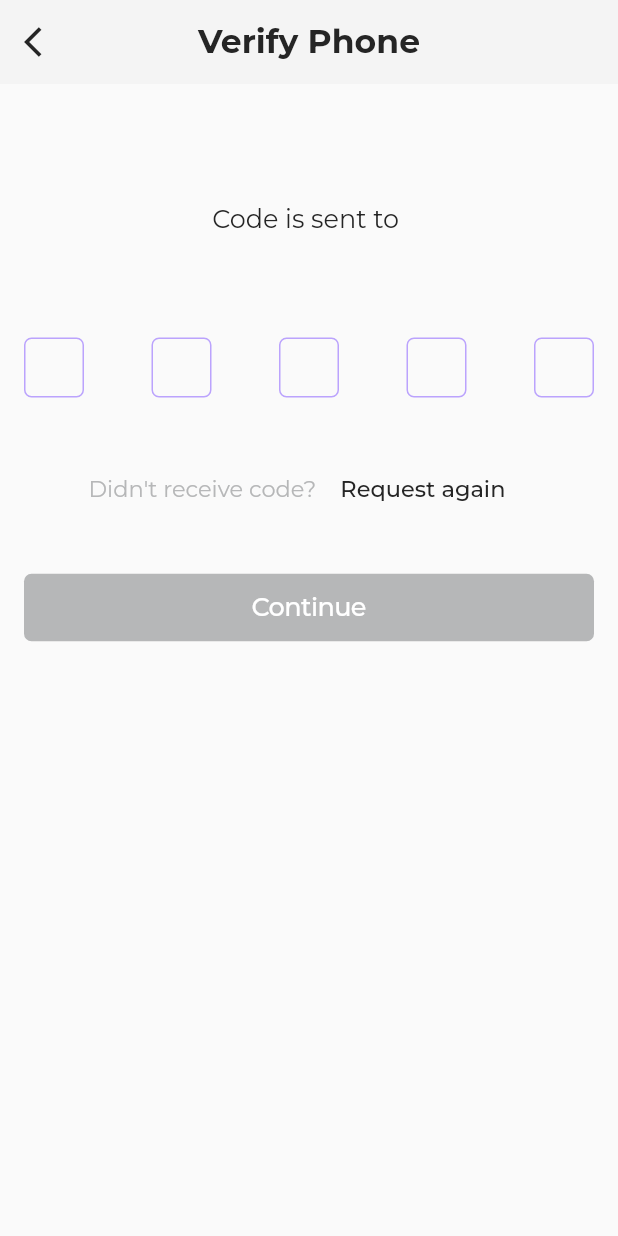
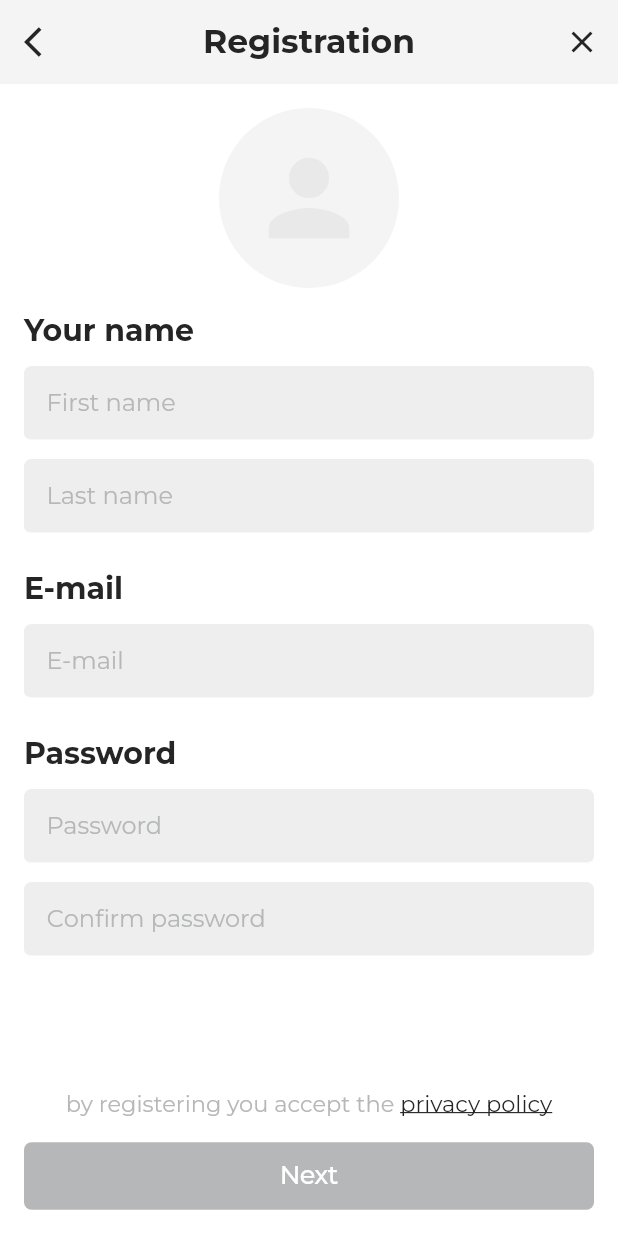
Before and after one commit to overdrowe/easy_hire, a Flutter app: the VerifyPhonePage screen opened directly with empty values, after a tap on "Continue", on a phone screen of 412 x 824 dp. Run offline on Flutter 3.47's test engine with Material 2 defaults, Android fonts, the phone set to English and light mode, and no system bars; our stand-ins replace google_fonts, pinput.

Commit message:
Added verified page and first registration page

```diff
--- /dev/null
+++ b/lib/pages/registration_page.dart
@@ -0,0 +1,200 @@
+import 'package:easy_hire/widgets/custom_button.dart';
+import 'package:flutter/material.dart';
+import 'package:google_fonts/google_fonts.dart';
+
+class RegistrationPage extends StatefulWidget {
+  @override
+  _RegistrationPageState createState() => _RegistrationPageState();
+}
+
+class _RegistrationPageState extends State<RegistrationPage> {
+  Widget textFieldStyle(String hintText) {
+    return Container(
+      padding: EdgeInsets.only(bottom: 12),
+      child: TextField(
+        decoration: InputDecoration(
+            filled: true,
+            fillColor: Colors.grey[200],
+            hintText: hintText,
+            hintStyle: GoogleFonts.montserrat(color: Color(0xFFB6B7B8)),
+            contentPadding: EdgeInsets.all(15),
+            focusedBorder: UnderlineInputBorder(
+              borderSide: BorderSide(color: Colors.white),
+              borderRadius: BorderRadius.circular(5),
+            ),
+            enabledBorder: UnderlineInputBorder(
+              borderSide: BorderSide(color: Colors.white),
+              borderRadius: BorderRadius.circular(5),
+            )),
+      ),
+    );
+  }
+
+  Widget passwordTextFieldStyle(String hintText) {
+    return Container(
+      padding: EdgeInsets.only(bottom: 12),
+      child: TextField(
+        obscureText: true,
+        decoration: InputDecoration(
+            filled: true,
+            fillColor: Colors.grey[200],
+            hintText: hintText,
+            hintStyle: GoogleFonts.montserrat(color: Color(0xFFB6B7B8)),
+            contentPadding: EdgeInsets.all(15),
+            focusedBorder: UnderlineInputBorder(
+              borderSide: BorderSide(color: Colors.white),
+              borderRadius: BorderRadius.circular(5),
+            ),
+            enabledBorder: UnderlineInputBorder(
+              borderSide: BorderSide(color: Colors.white),
+              borderRadius: BorderRadius.circular(5),
+            )),
+      ),
+    );
+  }
+
+  @override
+  Widget build(BuildContext context) {
+    return Scaffold(
+      backgroundColor: Colors.white,
+      appBar: AppBar(
+        leading: FlatButton(
+          child: Icon(
+            Icons.arrow_back_ios,
+            color: Color(0xFF252525),
+          ),
+          onPressed: () {
+            Navigator.of(context).pop();
+          },
+        ),
+        actions: [
+          IconButton(
+            icon: Icon(
+              Icons.close,
+              color: Color(0xFF252525),
+            ),
+            onPressed: () {
+              Navigator.of(context).pop();
+            },
+          )
+        ],
+        elevation: 0,
+        title: Text(
+          "Registration",
+          style: GoogleFonts.montserrat(
+            fontSize: 22,
+            fontWeight: FontWeight.bold,
+            color: Color(0xFF252525),
+          ),
+        ),
+        backgroundColor: Color(0xFFF4F4F4),
+        centerTitle: true,
+      ),
+      body: Column(
+        mainAxisAlignment: MainAxisAlignment.spaceBetween,
+        children: [
+          Expanded(
+            child: SingleChildScrollView(
+              child: Container(
+                padding: EdgeInsets.symmetric(horizontal: 16, vertical: 16),
+                child: Column(
+                  crossAxisAlignment: CrossAxisAlignment.stretch,
+                  children: [
+                    Row(
+                      mainAxisAlignment: MainAxisAlignment.center,
+                      children: [
+                        SizedBox(height: 16),
+                        Container(
+                            padding: EdgeInsets.all(20),
+                            decoration: BoxDecoration(
+                                color: Color(0xFFF4F4F4),
+                                shape: BoxShape.circle),
+                            child: Icon(
+                              Icons.person,
+                              color: Color(0xFFE9E9E9),
+                              size: 80,
+                            )),
+                      ],
+                    ),
+                    SizedBox(height: 16),
+                    Text(
+                      "Your name",
+                      style: GoogleFonts.montserrat(
+                        fontSize: 20,
+                        fontWeight: FontWeight.bold,
+                        color: Color(0xFF252525),
+                      ),
+                    ),
+                    SizedBox(height: 12),
+                    textFieldStyle("First name"),
+                    textFieldStyle("Last name"),
+                    SizedBox(height: 12),
+                    Text(
+                      "E-mail",
+                      style: GoogleFonts.montserrat(
+                        fontSize: 20,
+                        fontWeight: FontWeight.bold,
+                        color: Color(0xFF252525),
+                      ),
+                    ),
+                    SizedBox(height: 12),
+                    textFieldStyle("E-mail"),
+                    SizedBox(height: 12),
+                    Text(
+                      "Password",
+                      style: GoogleFonts.montserrat(
+                        fontSize: 20,
+                        fontWeight: FontWeight.bold,
+                        color: Color(0xFF252525),
+                      ),
+                    ),
+                    SizedBox(height: 12),
+                    passwordTextFieldStyle("Password"),
+                    passwordTextFieldStyle("Сonfirm password"),
+                  ],
+                ),
+              ),
+            ),
+          ),
+          Container(
+            padding: EdgeInsets.symmetric(horizontal: 16, vertical: 16),
+            child: Column(
+              crossAxisAlignment: CrossAxisAlignment.stretch,
+              children: [
+                SizedBox(height: 12),
+                Row(
+                  mainAxisAlignment: MainAxisAlignment.center,
+                  children: [
+                    Text(
+                      "by registering you accept the ",
+                      style: GoogleFonts.montserrat(
+                        fontSize: 15,
+                        color: Color(0xFFB6B7B8),
+                      ),
+                    ),
+                    GestureDetector(
+                      child: Text(
+                        "privacy policy",
+                        style: GoogleFonts.montserrat(
+                          decoration: TextDecoration.underline,
+                          fontSize: 15,
+                          color: Color(0xFF252525),
+                        ),
+                      ),
+                      onTap: () {},
+                    )
+                  ],
+                ),
+                SizedBox(height: 16),
+                CustomButton(
+                  name: "Next",
+                  onPressed: () {},
+                ),
+              ],
+            ),
+          )
+        ],
+      ),
+    );
+  }
+}
--- a/lib/pages/signup_page.dart
+++ b/lib/pages/signup_page.dart
@@ -77,6 +77,8 @@ class _SignUpPageState extends State<SignUpPage> {
     );
   }
 
+  String phoneNumber = "";
+
   @override
   Widget build(BuildContext context) {
     return Scaffold(
@@ -134,6 +136,9 @@ class _SignUpPageState extends State<SignUpPage> {
                               borderSide: BorderSide(color: Colors.white),
                               borderRadius: BorderRadius.circular(5),
                             )),
+                        onChanged: (value){
+                          phoneNumber = value;
+                        },
                       ),
                       SizedBox(
                         height: 32,
@@ -144,7 +149,7 @@ class _SignUpPageState extends State<SignUpPage> {
                           Navigator.push(
                               context,
                               MaterialPageRoute(
-                                  builder: (context) => VerifyPhonePage()));
+                                  builder: (context) => VerifyPhonePage(phoneNumber: phoneNumber,)));
                         },
                       ),
                       SizedBox(
--- a/lib/pages/verify_phone_page.dart
+++ b/lib/pages/verify_phone_page.dart
@@ -1,7 +1,10 @@
 import 'package:easy_hire/widgets/custom_button.dart';
+import 'package:flutter/cupertino.dart';
 import 'package:flutter/material.dart';
 import 'package:google_fonts/google_fonts.dart';
 import 'package:pinput/pin_put/pin_put.dart';
+
+import 'registration_page.dart';
 
 class VerifyPhonePage extends StatefulWidget {
   final String phoneNumber;
@@ -25,36 +28,43 @@ class _VerifyPhonePageState extends State<VerifyPhonePage> {
   final FocusNode _pinPutFocusNode = FocusNode();
   final TextEditingController _pinPutController = TextEditingController();
 
-  BoxDecoration get _pinPutDecoration {
+  BoxDecoration _pinPutDecoration(Color color) {
     return BoxDecoration(
-      border: Border.all(color: Colors.deepPurpleAccent),
-      borderRadius: BorderRadius.circular(15.0),
+      // color: Color(0xFFF4F4F4),
+      border: Border(
+        bottom: BorderSide(
+          width: 1,
+          color: color,
+        ),
+      ),
     );
   }
 
-  void _showSnackBar(String pin, BuildContext context) {
-    final snackBar = SnackBar(
-      duration: const Duration(seconds: 3),
-      content: Container(
-        height: 80.0,
-        child: Center(
-          child: Text(
-            'Pin Submitted. Value: $pin',
-            style: const TextStyle(fontSize: 25.0),
-          ),
-        ),
-      ),
-      backgroundColor: Colors.deepPurpleAccent,
+  Widget get pinPutBackgroundField {
+    return Container(
+      decoration: BoxDecoration(
+          color: Color(0xFFF4F4F4), borderRadius: BorderRadius.circular(4)),
+      margin: EdgeInsets.symmetric(horizontal: 12),
+      padding: EdgeInsets.all(8),
+      constraints: BoxConstraints(minHeight: 70.0, minWidth: 60.0),
     );
-    Scaffold.of(context)
-      ..hideCurrentSnackBar()
-      ..showSnackBar(snackBar);
   }
 
   @override
   Widget build(BuildContext context) {
     return Scaffold(
       appBar: AppBar(
+        actions: [
+          IconButton(
+            icon: Icon(
+              Icons.close,
+              color: Color(0xFF252525),
+            ),
+            onPressed: () {
+              Navigator.of(context).pop();
+            },
+          )
+        ],
         elevation: 0,
         backgroundColor: Color(0xFFF4F4F4),
         centerTitle: true,
@@ -77,6 +87,7 @@ class _VerifyPhonePageState extends State<VerifyPhonePage> {
         ),
       ),
       body: Container(
+        color: Colors.white,
         padding: EdgeInsets.all(16),
         child: Column(
           crossAxisAlignment: CrossAxisAlignment.stretch,
@@ -93,23 +104,43 @@ class _VerifyPhonePageState extends State<VerifyPhonePage> {
                 ),
               ),
             ),
-            Container(
-              child: PinPut(
-                fieldsCount: 5,
-                onSubmit: (String pin) => _showSnackBar(pin, context),
-                focusNode: _pinPutFocusNode,
-                controller: _pinPutController,
-                submittedFieldDecoration: _pinPutDecoration.copyWith(
-                  borderRadius: BorderRadius.circular(20.0),
+            Stack(
+              children: [
+                Row(
+                  mainAxisAlignment: MainAxisAlignment.center,
+                  children: [
+                    pinPutBackgroundField,
+                    pinPutBackgroundField,
+                    pinPutBackgroundField,
+                    pinPutBackgroundField,
+                  ],
                 ),
-                selectedFieldDecoration: _pinPutDecoration,
-                followingFieldDecoration: _pinPutDecoration.copyWith(
-                  borderRadius: BorderRadius.circular(5.0),
-                  border: Border.all(
-                    color: Colors.deepPurpleAccent.withOpacity(.5),
+                PinPut(
+                  eachFieldMargin: EdgeInsets.symmetric(horizontal: 20),
+                  eachFieldPadding: EdgeInsets.only(top: 10),
+                  eachFieldConstraints:
+                      BoxConstraints(minHeight: 64.0, minWidth: 44.0),
+                  textStyle: GoogleFonts.montserrat(
+                    fontSize: 24,
+                    fontWeight: FontWeight.bold,
+                    color: Color(0xFF252525),
                   ),
+                  eachFieldAlignment: AlignmentGeometry.lerp(
+                      Alignment.center, Alignment.center, 1),
+                  pinAnimationType: PinAnimationType.fade,
+                  // mainAxisSize: MainAxisSize.min,
+                  fieldsAlignment: MainAxisAlignment.center,
+                  fieldsCount: 4,
+                  // onSubmit: (String pin) => _showSnackBar(pin, context),
+                  focusNode: _pinPutFocusNode,
+                  controller: _pinPutController,
+                  submittedFieldDecoration:
+                      _pinPutDecoration(Color(0xFF252525)),
+                  selectedFieldDecoration: _pinPutDecoration(Color(0xFF42B39B)),
+                  followingFieldDecoration:
+                      _pinPutDecoration(Color(0xFFE9E9E9)),
                 ),
-              ),
+              ],
             ),
             Padding(
               padding: const EdgeInsets.all(32.0),
@@ -138,7 +169,12 @@ class _VerifyPhonePageState extends State<VerifyPhonePage> {
             ),
             CustomButton(
               name: "Continue",
-              onPressed: () {},
+              onPressed: () {
+                Navigator.push(
+                    context,
+                    MaterialPageRoute(
+                        builder: (context) => RegistrationPage()));
+              },
             )
           ],
         ),
```
